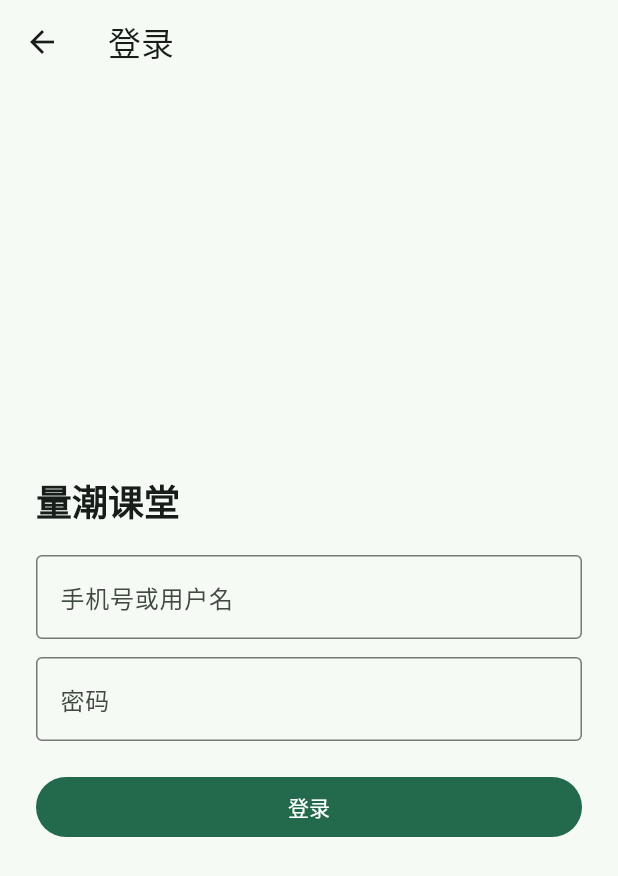
After one commit to quanttide/qtclass, a Flutter app: the LoginScreen screen opened by its route, on a phone screen of 412 x 824 dp. The commit adds this screen. Shown: the top 876 px of the screen. Run offline on Flutter 3.47's test engine with Material 3 defaults, Android fonts, the phone set to English and light mode, and no system bars; our stand-ins replace shared_preferences, video_player; accounts and stored records are empty.

Commit message:
P3 qtclass 学员端登录与 Bearer：dart analyze 与 flutter test 全绿（src/studio）

```diff
--- a/src/studio/lib/main.dart
+++ b/src/studio/lib/main.dart
@@ -4,6 +4,7 @@ import 'services/course_data.dart';
 import 'services/course_service.dart';
 import 'services/player_state.dart';
 import 'screens/course_list_screen.dart';
+import 'screens/login_screen.dart';
 import 'screens/player_screen.dart';
 
 Future<void> main() async {
@@ -40,6 +41,7 @@ class QtClassApp extends StatelessWidget {
       initialRoute: '/',
       routes: {
         '/': (_) => const CourseListScreen(),
+        '/login': (_) => const LoginScreen(),
         '/player': (_) => const PlayerScreen(),
       },
     );
--- /dev/null
+++ b/src/studio/lib/screens/login_screen.dart
@@ -0,0 +1,111 @@
+import 'package:flutter/material.dart';
+
+import '../services/auth_api.dart';
+
+class LoginScreen extends StatefulWidget {
+  const LoginScreen({super.key, this.api});
+
+  final AuthApi? api;
+
+  @override
+  State<LoginScreen> createState() => _LoginScreenState();
+}
+
+class _LoginScreenState extends State<LoginScreen> {
+  late final AuthApi _api;
+  final _username = TextEditingController();
+  final _password = TextEditingController();
+  bool _loading = false;
+  String? _error;
+
+  @override
+  void initState() {
+    super.initState();
+    _api = widget.api ?? AuthApi();
+  }
+
+  @override
+  void dispose() {
+    _username.dispose();
+    _password.dispose();
+    super.dispose();
+  }
+
+  Future<void> _submit() async {
+    setState(() {
+      _loading = true;
+      _error = null;
+    });
+    try {
+      await _api.login(
+        username: _username.text.trim(),
+        password: _password.text,
+      );
+      if (mounted) Navigator.pop(context, true);
+    } on AuthApiException catch (e) {
+      if (mounted) setState(() => _error = e.message);
+    } catch (_) {
+      if (mounted) setState(() => _error = '登录失败，请检查网络后重试');
+    } finally {
+      if (mounted) setState(() => _loading = false);
+    }
+  }
+
+  @override
+  Widget build(BuildContext context) {
+    return Scaffold(
+      appBar: AppBar(title: const Text('登录')),
+      body: Center(
+        child: ConstrainedBox(
+          constraints: const BoxConstraints(maxWidth: 420),
+          child: ListView(
+            shrinkWrap: true,
+            padding: const EdgeInsets.all(24),
+            children: [
+              Text(
+                '量潮课堂',
+                style: Theme.of(context).textTheme.headlineSmall?.copyWith(
+                  fontWeight: FontWeight.w700,
+                ),
+              ),
+              const SizedBox(height: 20),
+              TextField(
+                controller: _username,
+                textInputAction: TextInputAction.next,
+                decoration: const InputDecoration(
+                  labelText: '手机号或用户名',
+                  border: OutlineInputBorder(),
+                ),
+              ),
+              const SizedBox(height: 12),
+              TextField(
+                controller: _password,
+                obscureText: true,
+                onSubmitted: (_) => _loading ? null : _submit(),
+                decoration: const InputDecoration(
+                  labelText: '密码',
+                  border: OutlineInputBorder(),
+                ),
+              ),
+              if (_error != null) ...[
+                const SizedBox(height: 12),
+                Text(_error!, style: const TextStyle(color: Colors.red)),
+              ],
+              const SizedBox(height: 20),
+              FilledButton(
+                onPressed: _loading ? null : _submit,
+                child: _loading
+                    ? const SizedBox(
+                        width: 18,
+                        height: 18,
+                        child: CircularProgressIndicator(strokeWidth: 2),
+                      )
+                    : const Text('登录'),
+              ),
+            ],
+          ),
+        ),
+      ),
+    );
+  }
+}
--- /dev/null
+++ b/src/studio/lib/services/auth_api.dart
@@ -0,0 +1,89 @@
+import 'dart:convert';
+
+import 'package:http/http.dart' as http;
+import 'package:shared_preferences/shared_preferences.dart';
+
+class AuthApi {
+  AuthApi({http.Client? client, String? baseUrl})
+    : _client = client ?? http.Client(),
+      baseUrl = baseUrl ?? defaultBaseUrl();
+
+  static const tokenKey = 'qtclass_token';
+
+  final http.Client _client;
+  final String baseUrl;
+
+  static String defaultBaseUrl() {
+    const String fromEnv = String.fromEnvironment('QTCLASS_AUTH_API_URL');
+    if (fromEnv.isNotEmpty) return fromEnv;
+    return 'http://localhost:8080';
+  }
+
+  static Future<String?> token() async {
+    final prefs = await SharedPreferences.getInstance();
+    return prefs.getString(tokenKey);
+  }
+
+  static Future<bool> hasToken() async {
+    final value = await token();
+    return value != null && value.isNotEmpty;
+  }
+
+  static Future<void> saveToken(String value) async {
+    final prefs = await SharedPreferences.getInstance();
+    await prefs.setString(tokenKey, value);
+  }
+
+  static Future<void> clearToken() async {
+    final prefs = await SharedPreferences.getInstance();
+    await prefs.remove(tokenKey);
+  }
+
+  Future<void> login({
+    required String username,
+    required String password,
+  }) async {
+    final resp = await _client
+        .post(
+          Uri.parse('${baseUrl.replaceFirst(RegExp(r'/$'), '')}/oauth/token'),
+          headers: const {'Content-Type': 'application/x-www-form-urlencoded'},
+          body: {
+            'grant_type': 'password',
+            'username': username,
+            'password': password,
+          },
+        )
+        .timeout(const Duration(seconds: 15));
+    if (resp.statusCode < 200 || resp.statusCode >= 300) {
+      throw AuthApiException(_errorMessage(resp));
+    }
+    final body =
+        jsonDecode(utf8.decode(resp.bodyBytes)) as Map<String, dynamic>;
+    final accessToken = body['access_token'] as String?;
+    if (accessToken == null || accessToken.isEmpty) {
+      throw const AuthApiException('登录失败：认证服务未返回 token');
+    }
+    await saveToken(accessToken);
+  }
+
+  String _errorMessage(http.Response resp) {
+    try {
+      final body =
+          jsonDecode(utf8.decode(resp.bodyBytes)) as Map<String, dynamic>;
+      return body['error_description'] as String? ??
+          body['error'] as String? ??
+          '登录失败（HTTP ${resp.statusCode}）';
+    } on FormatException {
+      return '登录失败（HTTP ${resp.statusCode}）';
+    }
+  }
+}
+
+class AuthApiException implements Exception {
+  const AuthApiException(this.message);
+
+  final String message;
+
+  @override
+  String toString() => message;
+}
--- a/src/studio/lib/services/course_service.dart
+++ b/src/studio/lib/services/course_service.dart
@@ -32,7 +32,9 @@ class CourseService {
             .get(Uri.parse('$apiUrl/courses'))
             .timeout(const Duration(seconds: 30));
         if (resp.statusCode == 200) {
-          _fromJson(jsonDecode(utf8.decode(resp.bodyBytes)) as Map<String, dynamic>);
+          _fromJson(
+            jsonDecode(utf8.decode(resp.bodyBytes)) as Map<String, dynamic>,
+          );
           return;
         }
       } catch (_) {
--- a/src/studio/lib/services/progress_service.dart
+++ b/src/studio/lib/services/progress_service.dart
@@ -30,7 +30,11 @@ class ProgressService {
   }
 
   /// 保存进度：max 只增不减，last 总是更新
-  static Future<void> save(String courseId, {required int max, String? last}) async {
+  static Future<void> save(
+    String courseId, {
+    required int max,
+    String? last,
+  }) async {
     final prefs = await SharedPreferences.getInstance();
     final current = await load(courseId);
     final newMax = max > current.max ? max : current.max;
```
Also changed, not shown: src/studio/lib/models/course.dart (+8 -2 lines), src/studio/lib/screens/course_detail_screen.dart (+43 -17 lines), src/studio/lib/screens/course_list_screen.dart (+18 -5 lines), src/studio/lib/screens/proposal_screen.dart (+36 -7 lines), src/studio/lib/services/learn_api.dart (+33 -8 lines), src/studio/lib/widgets/course/course_card.dart (+20 -5 lines), src/studio/lib/widgets/course/course_hero.dart (+21 -5 lines), src/studio/lib/widgets/course/difficulty_badge.dart (+10 -2 lines), src/studio/lib/widgets/course/module_panel.dart (+17 -8 lines), src/studio/lib/widgets/course/step_bar.dart (+8 -2 lines), 5 other files.
